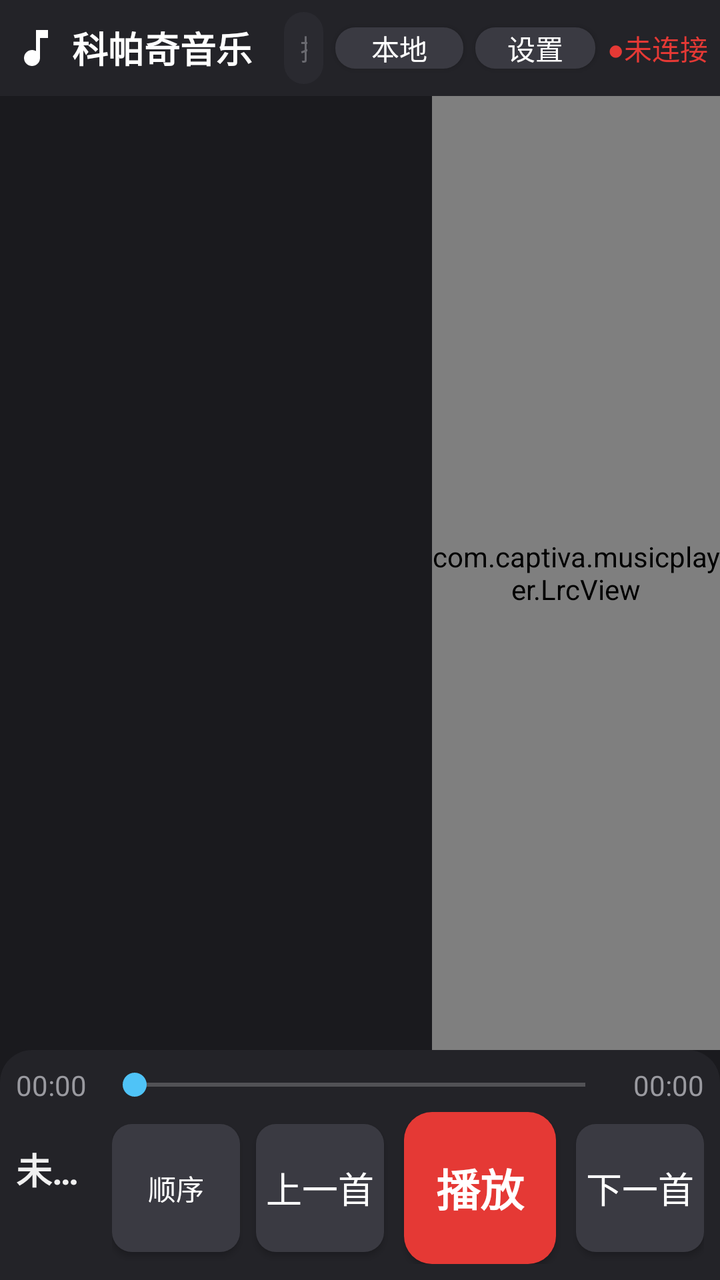
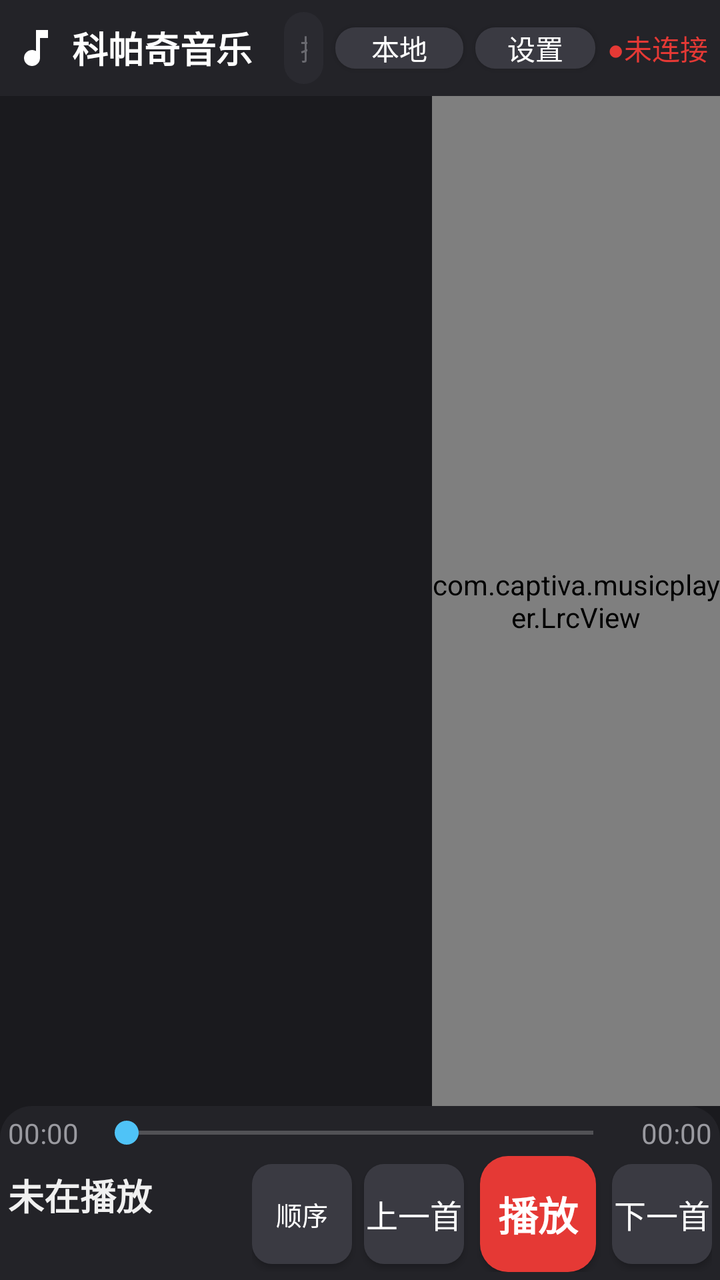

Screens rendered from an Android XML layout before and after an edit, with the pre-edit source and the edit as a unified diff.
<!-- AndroidManifest.xml: application theme Theme.CaptivaMusic -->
<!-- res/layout/activity_main.xml -->
<?xml version="1.0" encoding="utf-8"?>
<LinearLayout xmlns:android="http://schemas.android.com/apk/res/android"
    android:layout_width="match_parent"
    android:layout_height="match_parent"
    android:orientation="vertical"
    android:background="@color/bg_main">

    
    <LinearLayout
        android:layout_width="match_parent"
        android:layout_height="wrap_content"
        android:orientation="horizontal"
        android:gravity="center_vertical"
        android:padding="@dimen/title_bar_padding"
        android:background="@color/bg_title_bar">

        <ImageView
            android:layout_width="24dp"
            android:layout_height="24dp"
            android:src="@drawable/ic_music_note"
            android:contentDescription="@string/app_name" />

        <TextView
            android:layout_width="wrap_content"
            android:layout_height="wrap_content"
            android:layout_marginStart="6dp"
            android:layout_marginLeft="6dp"
            android:text="@string/app_name"
            android:textColor="@color/text_title"
            android:textSize="@dimen/title_text_size"
            android:textStyle="bold" />

        <TextView
            android:id="@+id/tv_count"
            android:layout_width="wrap_content"
            android:layout_height="wrap_content"
            android:layout_marginStart="8dp"
            android:layout_marginLeft="8dp"
            android:textColor="@color/text_secondary"
            android:textSize="@dimen/sub_text_size" />

        
        <EditText
            android:id="@+id/et_search"
            android:layout_width="0dp"
            android:layout_height="@dimen/search_height"
            android:layout_weight="1"
            android:layout_marginStart="8dp"
            android:layout_marginLeft="8dp"
            android:background="@drawable/bg_search"
            android:hint="搜索歌曲、艺术家、专辑..."
            android:textColorHint="@color/search_hint"
            android:textColor="@color/text_primary"
            android:textSize="@dimen/search_text_size"
            android:paddingLeft="@dimen/search_padding"
            android:paddingRight="@dimen/search_padding"
            android:singleLine="true"
            android:imeOptions="actionSearch"
            android:inputType="text" />

        
        <Button
            android:id="@+id/btn_source"
            android:layout_width="wrap_content"
            android:layout_height="wrap_content"
            android:layout_marginStart="6dp"
            android:layout_marginLeft="6dp"
            android:minWidth="64dp"
            android:minHeight="0dp"
            android:background="@drawable/bg_btn"
            android:text="本地"
            android:textColor="@color/btn_text"
            android:textSize="@dimen/sub_text_size" />

        
        <Button
            android:id="@+id/btn_settings"
            android:layout_width="wrap_content"
            android:layout_height="wrap_content"
            android:layout_marginStart="6dp"
            android:layout_marginLeft="6dp"
            android:minWidth="60dp"
            android:minHeight="0dp"
            android:background="@drawable/bg_btn"
            android:text="设置"
            android:textColor="@color/btn_text"
            android:textSize="@dimen/sub_text_size" />

        
        <TextView
            android:id="@+id/tv_server_status"
            android:layout_width="wrap_content"
            android:layout_height="wrap_content"
            android:layout_marginStart="6dp"
            android:layout_marginLeft="6dp"
            android:text="●未连接"
            android:textColor="@color/server_status_disconnected"
            android:textSize="@dimen/sub_text_size"
            android:singleLine="true" />
    </LinearLayout>

    
    <LinearLayout
        android:layout_width="match_parent"
        android:layout_height="0dp"
        android:layout_weight="1"
        android:orientation="horizontal">

        
        <FrameLayout
            android:layout_width="0dp"
            android:layout_height="match_parent"
            android:layout_weight="3">

            <androidx.recyclerview.widget.RecyclerView
                android:id="@+id/rv_list"
                android:layout_width="match_parent"
                android:layout_height="match_parent"
                android:scrollbars="vertical"
                android:overScrollMode="ifContentScrolls" />

            <TextView
                android:id="@+id/tv_empty"
                android:layout_width="wrap_content"
                android:layout_height="wrap_content"
                android:layout_gravity="center"
                android:textColor="@color/text_secondary"
                android:textSize="@dimen/sub_text_size"
                android:visibility="gone" />
        </FrameLayout>

        
        <com.captiva.musicplayer.LrcView
            android:id="@+id/lrc_view"
            android:layout_width="0dp"
            android:layout_height="match_parent"
            android:layout_weight="2" />
    </LinearLayout>

    
    <LinearLayout
        android:layout_width="match_parent"
        android:layout_height="wrap_content"
        android:orientation="vertical"
        android:padding="@dimen/control_bar_padding"
        android:background="@drawable/bg_control_bar">

        
        <LinearLayout
            android:layout_width="match_parent"
            android:layout_height="wrap_content"
            android:orientation="horizontal"
            android:gravity="center_vertical">

            <TextView
                android:id="@+id/tv_current_time"
                android:layout_width="wrap_content"
                android:layout_height="wrap_content"
                android:text="00:00"
                android:textColor="@color/text_secondary"
                android:textSize="@dimen/time_text_size" />

            <SeekBar
                android:id="@+id/sb_progress"
                android:layout_width="0dp"
                android:layout_height="wrap_content"
                android:layout_weight="1"
                android:layout_marginLeft="8dp"
                android:layout_marginRight="8dp"
                android:maxHeight="4dp"
                android:progressTint="@color/accent"
                android:thumbTint="@color/accent" />

            <TextView
                android:id="@+id/tv_total_time"
                android:layout_width="wrap_content"
                android:layout_height="wrap_content"
                android:text="00:00"
                android:textColor="@color/text_secondary"
                android:textSize="@dimen/time_text_size" />
        </LinearLayout>

        
        <LinearLayout
            android:layout_width="match_parent"
            android:layout_height="wrap_content"
            android:orientation="horizontal"
            android:gravity="center_vertical"
            android:layout_marginTop="4dp">

            
            <LinearLayout
                android:layout_width="0dp"
                android:layout_height="wrap_content"
                android:layout_weight="1"
                android:orientation="vertical">

                <TextView
                    android:id="@+id/tv_now_title"
                    android:layout_width="match_parent"
                    android:layout_height="wrap_content"
                    android:singleLine="true"
                    android:ellipsize="end"
                    android:text="未在播放"
                    android:textColor="@color/text_primary"
                    android:textSize="@dimen/now_title_text_size"
                    android:textStyle="bold" />

                <TextView
                    android:id="@+id/tv_now_artist"
                    android:layout_width="match_parent"
                    android:layout_height="wrap_content"
                    android:singleLine="true"
                    android:ellipsize="end"
                    android:textColor="@color/text_secondary"
                    android:textSize="@dimen/sub_text_size" />
            </LinearLayout>

            
            <LinearLayout
                android:layout_width="wrap_content"
                android:layout_height="wrap_content"
                android:orientation="horizontal"
                android:gravity="center_vertical">

                <Button
                    android:id="@+id/btn_mode"
                    android:layout_width="@dimen/btn_size"
                    android:layout_height="@dimen/btn_size"
                    android:background="@drawable/bg_btn"
                    android:text="顺序"
                    android:textColor="@color/btn_text"
                    android:textSize="14sp" />

                <Button
                    android:id="@+id/btn_prev"
                    android:layout_width="@dimen/btn_size"
                    android:layout_height="@dimen/btn_size"
                    android:layout_marginLeft="8dp"
                    android:background="@drawable/bg_btn"
                    android:text="上一首"
                    android:textColor="@color/btn_text"
                    android:textSize="@dimen/btn_text_size" />

                <Button
                    android:id="@+id/btn_play"
                    android:layout_width="@dimen/btn_size_play"
                    android:layout_height="@dimen/btn_size_play"
                    android:layout_marginLeft="10dp"
                    android:layout_marginRight="10dp"
                    android:background="@drawable/bg_btn_paused"
                    android:text="播放"
                    android:textColor="@color/btn_paused_text"
                    android:textSize="@dimen/btn_play_text_size"
                    android:textStyle="bold" />

                <Button
                    android:id="@+id/btn_next"
                    android:layout_width="@dimen/btn_size"
                    android:layout_height="@dimen/btn_size"
                    android:background="@drawable/bg_btn"
                    android:text="下一首"
                    android:textColor="@color/btn_text"
                    android:textSize="@dimen/btn_text_size" />
            </LinearLayout>
        </LinearLayout>
    </LinearLayout>

</LinearLayout>
<!-- resources referenced by this layout -->
<resources>
  <color name="accent">#4FC3F7</color>
  <color name="bg_main">#1A1A1E</color>
  <color name="bg_title_bar">#232328</color>
  <color name="btn_paused_text">#FFFFFF</color>
  <color name="btn_text">#FFFFFF</color>
  <color name="search_hint">#6A6A70</color>
  <color name="server_status_disconnected">#E53935</color>
  <color name="text_primary">#F0F0F0</color>
  <color name="text_secondary">#9A9AA0</color>
  <color name="text_title">#FFFFFF</color>
  <dimen name="btn_play_text_size">22sp</dimen>
  <dimen name="btn_size">64dp</dimen>
  <dimen name="btn_size_play">76dp</dimen>
  <dimen name="btn_text_size">18sp</dimen>
  <dimen name="control_bar_padding">8dp</dimen>
  <dimen name="now_title_text_size">18sp</dimen>
  <dimen name="search_height">36dp</dimen>
  <dimen name="search_padding">8dp</dimen>
  <dimen name="search_text_size">14sp</dimen>
  <dimen name="sub_text_size">14sp</dimen>
  <dimen name="time_text_size">14sp</dimen>
  <dimen name="title_bar_padding">6dp</dimen>
  <dimen name="title_text_size">18sp</dimen>
  <!-- drawable bg_btn (drawable) -->
  <?xml version="1.0" encoding="utf-8"?>
  <selector xmlns:android="http://schemas.android.com/apk/res/android">
      <item android:state_pressed="true">
          <shape android:shape="rectangle">
              <solid android:color="#55555D" />
              <corners android:radius="10dp" />
          </shape>
      </item>
      <item>
          <shape android:shape="rectangle">
              <solid android:color="@color/btn_bg" />
              <corners android:radius="10dp" />
          </shape>
      </item>
  </selector>
  <!-- drawable bg_control_bar (drawable) -->
  <?xml version="1.0" encoding="utf-8"?>
  <shape xmlns:android="http://schemas.android.com/apk/res/android"
      android:shape="rectangle">
      <solid android:color="@color/bg_control_bar" />
      <corners
          android:topLeftRadius="16dp"
          android:topRightRadius="16dp"
          android:bottomLeftRadius="0dp"
          android:bottomRightRadius="0dp" />
  </shape>
  <!-- drawable bg_search (drawable) -->
  <?xml version="1.0" encoding="utf-8"?>
  <shape xmlns:android="http://schemas.android.com/apk/res/android"
      android:shape="rectangle">
      <solid android:color="@color/search_bg" />
      <corners android:radius="22dp" />
  </shape>
  <!-- drawable ic_music_note (drawable) -->
  <?xml version="1.0" encoding="utf-8"?>
  <vector xmlns:android="http://schemas.android.com/apk/res/android"
      android:width="24dp"
      android:height="24dp"
      android:viewportWidth="24"
      android:viewportHeight="24">
      <path
          android:fillColor="#FFFFFF"
          android:pathData="M12,3v10.55c-0.59,-0.34 -1.27,-0.55 -2,-0.55 -2.21,0 -4,1.79 -4,4s1.79,4 4,4 4,-1.79 4,-4V7h4V3h-6z" />
  </vector>
  <string name="app_name">科帕奇音乐</string>
  <style name="Theme.CaptivaMusic" parent="Theme.AppCompat.NoActionBar">
          <item name="colorPrimary">@color/accent</item>
          <item name="colorPrimaryDark">@color/bg_title_bar</item>
          <item name="colorAccent">@color/accent</item>
          <item name="android:windowBackground">@color/bg_main</item>
          <item name="android:statusBarColor">@color/bg_title_bar</item>
          <item name="android:textColorPrimary">@color/text_primary</item>
      </style>
  <color name="btn_bg">#3A3A42</color>
  <color name="btn_paused_bg">#E53935</color>
  <color name="bg_control_bar">#232328</color>
  <color name="search_bg">#2A2A30</color>
  <!-- unchanged entries left out for length: 1 -->
</resources>

<!-- the commit's change to res/layout/activity_main.xml (unified diff, before → after) -->
@@ -167,7 +167,8 @@
                 android:layout_weight="1"
                 android:layout_marginLeft="8dp"
                 android:layout_marginRight="8dp"
-                android:maxHeight="4dp"
+                android:minHeight="@dimen/seekbar_height"
+                android:maxHeight="@dimen/seekbar_height"
                 android:progressTint="@color/accent"
                 android:thumbTint="@color/accent" />
 
@@ -186,7 +187,7 @@
             android:layout_height="wrap_content"
             android:orientation="horizontal"
             android:gravity="center_vertical"
-            android:layout_marginTop="4dp">
+            android:layout_marginTop="@dimen/control_row_margin">
 
             
             <LinearLayout
@@ -230,13 +231,13 @@
                     android:background="@drawable/bg_btn"
                     android:text="顺序"
                     android:textColor="@color/btn_text"
-                    android:textSize="14sp" />
+                    android:textSize="13sp" />
 
                 <Button
                     android:id="@+id/btn_prev"
                     android:layout_width="@dimen/btn_size"
                     android:layout_height="@dimen/btn_size"
-                    android:layout_marginLeft="8dp"
+                    android:layout_marginLeft="6dp"
                     android:background="@drawable/bg_btn"
                     android:text="上一首"
                     android:textColor="@color/btn_text"
@@ -246,8 +247,8 @@
                     android:id="@+id/btn_play"
                     android:layout_width="@dimen/btn_size_play"
                     android:layout_height="@dimen/btn_size_play"
-                    android:layout_marginLeft="10dp"
-                    android:layout_marginRight="10dp"
+                    android:layout_marginLeft="8dp"
+                    android:layout_marginRight="8dp"
                     android:background="@drawable/bg_btn_paused"
                     android:text="播放"
                     android:textColor="@color/btn_paused_text"
<!-- resource entries referenced after the edit -->
@@ -10,15 +10,17 @@
   <color name="text_primary">#F0F0F0</color>
   <color name="text_secondary">#9A9AA0</color>
   <color name="text_title">#FFFFFF</color>
-  <dimen name="btn_play_text_size">22sp</dimen>
-  <dimen name="btn_size">64dp</dimen>
-  <dimen name="btn_size_play">76dp</dimen>
-  <dimen name="btn_text_size">18sp</dimen>
-  <dimen name="control_bar_padding">8dp</dimen>
+  <dimen name="btn_play_text_size">20sp</dimen>
+  <dimen name="btn_size">50dp</dimen>
+  <dimen name="btn_size_play">58dp</dimen>
+  <dimen name="btn_text_size">16sp</dimen>
+  <dimen name="control_bar_padding">4dp</dimen>
+  <dimen name="control_row_margin">2dp</dimen>
   <dimen name="now_title_text_size">18sp</dimen>
   <dimen name="search_height">36dp</dimen>
   <dimen name="search_padding">8dp</dimen>
   <dimen name="search_text_size">14sp</dimen>
+  <dimen name="seekbar_height">16dp</dimen>
   <dimen name="sub_text_size">14sp</dimen>
   <dimen name="time_text_size">14sp</dimen>
   <dimen name="title_bar_padding">6dp</dimen>
